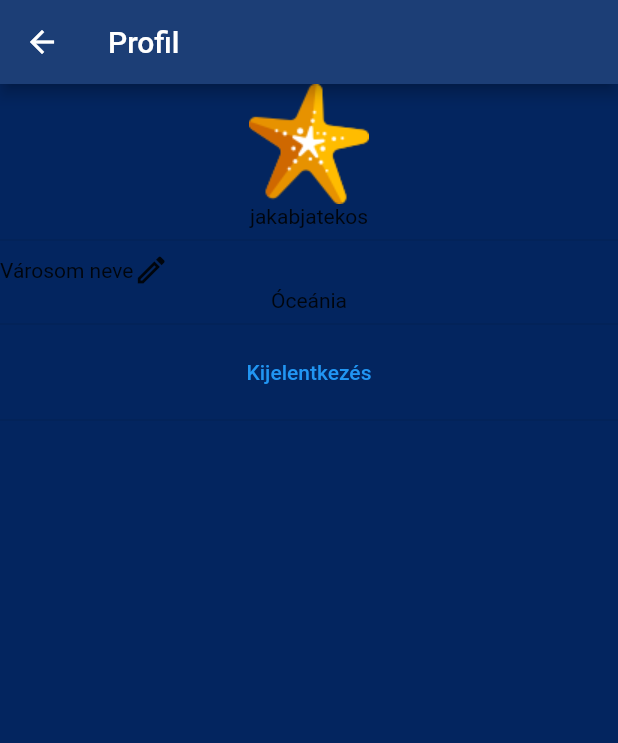
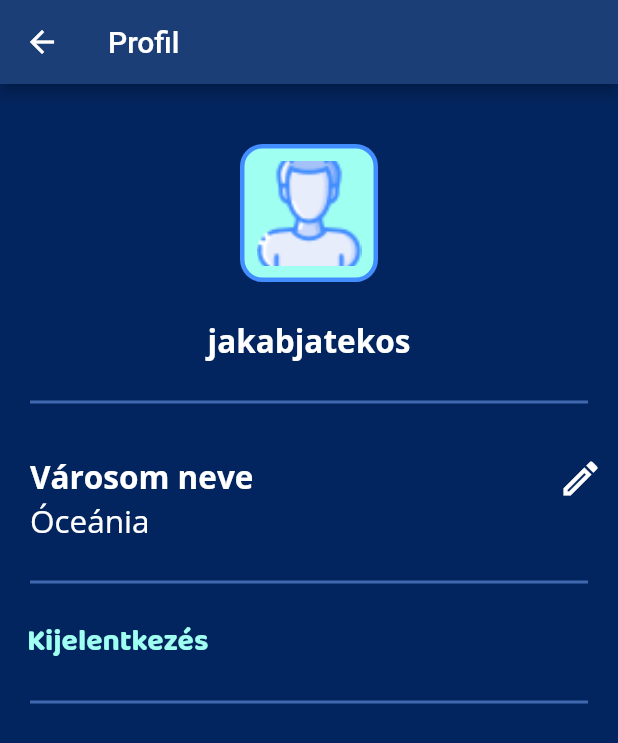
Before and after one commit to csngebnc/UnderSea, a Flutter app: the ProfilePage screen opened directly, on a phone screen of 412 x 824 dp. Shown: the top 743 px of the screen. Run offline on Flutter 3.47's test engine with Material 2 defaults, Android fonts, the light colour scheme and no system bars; our stand-ins replace expandable, flutter_svg, get.

Commit message:
profile page ready

```diff
--- a/frontend/flutter/undersea/lib/styles/style_constants.dart
+++ b/frontend/flutter/undersea/lib/styles/style_constants.dart
@@ -129,6 +129,15 @@ class UnderseaStyles {
         ));
   }
 
+  static divider() {
+    return Divider(
+        color: Color(0xFF3F68AE),
+        thickness: 2,
+        indent: 20,
+        endIndent: 20,
+        height: 32);
+  }
+
   static Widget elevatedButton(
       {required String text, required Function onPressed}) {
     return ElevatedButton(
--- a/frontend/flutter/undersea/lib/views/profile.dart
+++ b/frontend/flutter/undersea/lib/views/profile.dart
@@ -1,4 +1,5 @@
 import 'package:flutter/material.dart';
+import 'package:undersea/styles/style_constants.dart';
 
 class ProfilePage extends StatelessWidget {
   final String cityName;
@@ -17,26 +18,80 @@ class ProfilePage extends StatelessWidget {
       body: Column(children: [
         Center(
             child: Column(children: [
-          Image.asset('assets/buildings/seastar.png'),
-          Text(playerName),
-          Divider()
+          SizedBox(
+            height: 40,
+          ),
+          UnderseaStyles.assetIcon("profile", iconSize: 70),
+          SizedBox(
+            height: 25,
+          ),
+          Text(playerName,
+              style: UnderseaStyles.inputTextStyle.copyWith(
+                  color: Colors.white,
+                  fontWeight: FontWeight.bold,
+                  fontSize: 21)),
+          SizedBox(
+            height: 10,
+          ),
+          UnderseaStyles.divider(),
+          SizedBox(
+            height: 10,
+          ),
         ])),
         Align(
             alignment: Alignment.centerLeft,
             child: Column(children: [
-              Row(children: [
-                Text('Városom neve'),
-                Icon(Icons.mode_edit_outline_outlined)
-              ]),
-              Text(cityName),
-              Divider(),
-              TextButton(
-                onPressed: () {
-                  //logout
-                },
-                child: Text('Kijelentkezés'),
+              Padding(
+                padding: EdgeInsets.all(10),
+                child: Row(
+                    crossAxisAlignment: CrossAxisAlignment.start,
+                    children: [
+                      Padding(
+                        padding: EdgeInsets.fromLTRB(10, 0, 10, 0),
+                        child: Column(
+                          crossAxisAlignment: CrossAxisAlignment.start,
+                          children: [
+                            Text(
+                              'Városom neve',
+                              style: UnderseaStyles.inputTextStyle.copyWith(
+                                  color: Colors.white,
+                                  fontWeight: FontWeight.bold,
+                                  fontSize: 21),
+                            ),
+                            Text(
+                              cityName,
+                              style: UnderseaStyles.inputTextStyle
+                                  .copyWith(color: Colors.white, fontSize: 21),
+                            ),
+                          ],
+                        ),
+                      ),
+                      Expanded(
+                        child: Container(),
+                      ),
+                      Icon(
+                        Icons.mode_edit_outline_outlined,
+                        color: Colors.white,
+                        size: 30,
+                      )
+                    ]),
               ),
-              Divider()
+              UnderseaStyles.divider(),
+              Align(
+                alignment: Alignment.centerLeft,
+                child: Padding(
+                  padding: EdgeInsets.fromLTRB(10, 0, 10, 0),
+                  child: TextButton(
+                    onPressed: () {
+                      //logout
+                    },
+                    child: Text('Kijelentkezés',
+                        style: UnderseaStyles.buttonTextStyle
+                            .copyWith(color: UnderseaStyles.underseaLogoColor)),
+                  ),
+                ),
+              ),
+              UnderseaStyles.divider()
             ]))
       ]),
     );
```
